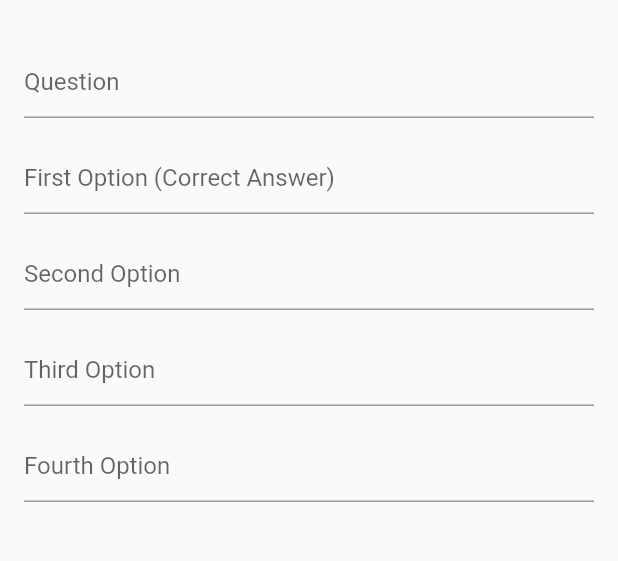
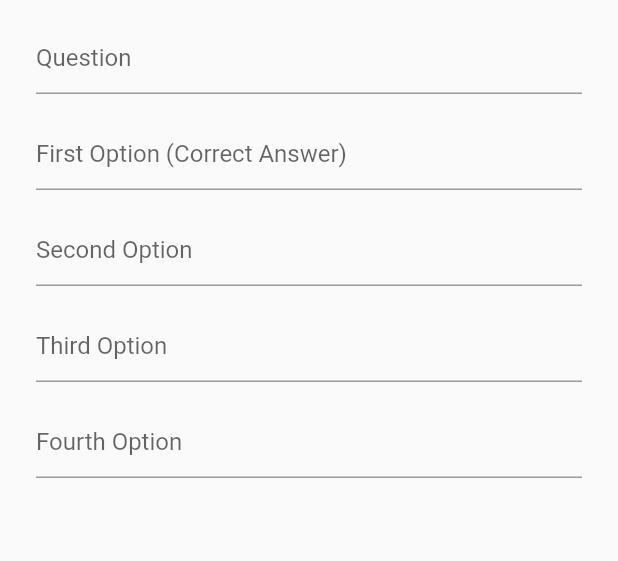
Before and after one commit to Pat0sya/Quiz-app-fix, a Flutter app: the AddQuestion screen opened directly, on a phone screen of 412 x 824 dp, the part 62-623 px from its top. Run offline on Flutter 3.47's test engine with Material 3 defaults, Android fonts, the phone set to English and light mode, and no system bars; our stand-ins replace cloud_firestore, firebase_auth, firebase_core, random_string; accounts and stored records are empty.

Commit message:
Quistion xD

```diff
--- a/lib/views/addquistion.dart
+++ b/lib/views/addquestion.dart
@@ -24,7 +24,7 @@ class _AddQuestionState extends State<AddQuestion> {
         systemOverlayStyle: SystemUiOverlayStyle.dark,
       ),
       body: Container(
-        padding: EdgeInsets.all(16),
+        padding: EdgeInsets.symmetric(horizontal: 24),
         child: Form(
           key: _formKey,
           child: Column(
--- a/lib/views/create_quiz.dart
+++ b/lib/views/create_quiz.dart
@@ -1,8 +1,7 @@
 import 'package:flutter/material.dart';
 import 'package:flutter/services.dart';
-import 'package:flutter/widgets.dart';
 import 'package:flutterapp/services/database.dart';
-import 'package:flutterapp/views/addquistion.dart';
+import 'package:flutterapp/views/addquestion.dart';
 import 'package:flutterapp/widgets/widgets.dart';
 import 'package:random_string/random_string.dart';
 
```
